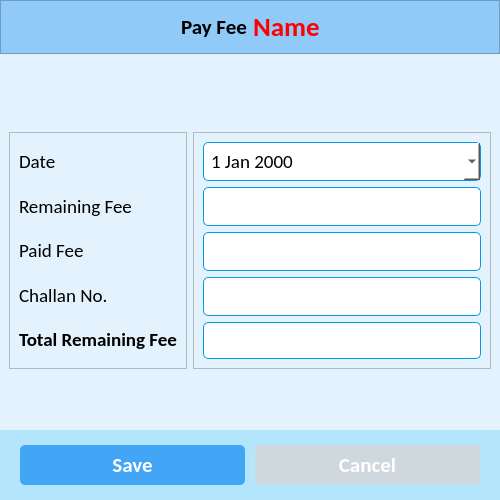
This is ui/pay_fee.ui in CodeWithEhtisham/School-Software as Qt 5 draws it before an edit. The edited form follows.
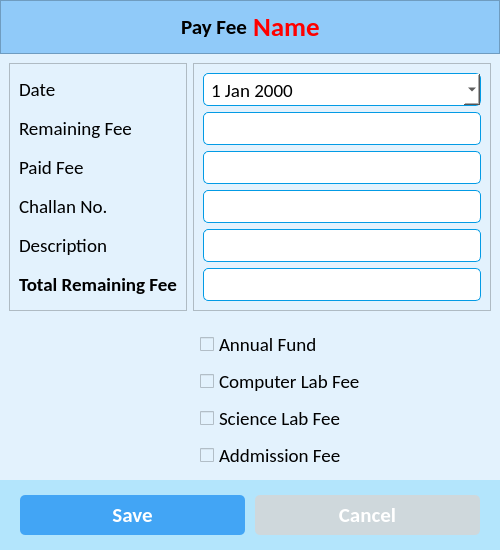
This is the edited form. Icons and pictures are not drawn.

```diff
--- a/ui/pay_fee.ui
+++ b/ui/pay_fee.ui
@@ -7,13 +7,13 @@
     <x>0</x>
     <y>0</y>
     <width>500</width>
-    <height>500</height>
+    <height>550</height>
    </rect>
   </property>
   <property name="minimumSize">
    <size>
     <width>500</width>
-    <height>500</height>
+    <height>550</height>
    </size>
   </property>
   <property name="windowTitle">
@@ -213,6 +213,19 @@
             </property>
            </widget>
           </item>
+          <item>
+           <widget class="QLabel" name="label_2">
+            <property name="font">
+             <font>
+              <family>Calibri</family>
+              <pointsize>14</pointsize>
+             </font>
+            </property>
+            <property name="text">
+             <string>Description</string>
+            </property>
+           </widget>
+          </item>
           <item>
            <widget class="QLabel" name="label_14">
             <property name="font">
@@ -286,6 +299,16 @@
             </property>
            </widget>
           </item>
+          <item>
+           <widget class="QLineEdit" name="txt_description">
+            <property name="font">
+             <font>
+              <family>Calibri</family>
+              <pointsize>14</pointsize>
+             </font>
+            </property>
+           </widget>
+          </item>
           <item>
            <widget class="QLineEdit" name="txt_total_remaining">
             <property name="font">
@@ -306,6 +329,70 @@
       </layout>
      </widget>
     </item>
+    <item>
+     <widget class="QWidget" name="widget" native="true">
+      <property name="layoutDirection">
+       <enum>Qt::LeftToRight</enum>
+      </property>
+      <layout class="QVBoxLayout" name="verticalLayout_4">
+       <property name="leftMargin">
+        <number>200</number>
+       </property>
+       <item>
+        <widget class="QCheckBox" name="cb_annual_fund">
+         <property name="font">
+          <font>
+           <family>Calibri</family>
+           <pointsize>14</pointsize>
+          </font>
+         </property>
+         <property name="text">
+          <string>Annual Fund</string>
+         </property>
+        </widget>
+       </item>
+       <item>
+        <widget class="QCheckBox" name="cb_comp_lab_fee">
+         <property name="font">
+          <font>
+           <family>Calibri</family>
+           <pointsize>14</pointsize>
+          </font>
+         </property>
+         <property name="text">
+          <string>Computer Lab Fee</string>
+         </property>
+        </widget>
+       </item>
+       <item>
+        <widget class="QCheckBox" name="cb_science_lab_fee">
+         <property name="font">
+          <font>
+           <family>Calibri</family>
+           <pointsize>14</pointsize>
+          </font>
+         </property>
+         <property name="text">
+          <string>Science Lab Fee</string>
+         </property>
+        </widget>
+       </item>
+       <item>
+        <widget class="QCheckBox" name="cb_addmission_fee">
+         <property name="font">
+          <font>
+           <family>Calibri</family>
+           <pointsize>14</pointsize>
+          </font>
+         </property>
+         <property name="text">
+          <string>Addmission Fee</string>
+         </property>
+        </widget>
+       </item>
+      </layout>
+     </widget>
+    </item>
     <item alignment="Qt::AlignBottom">
      <widget class="QWidget" name="bottom_widget" native="true">
       <layout class="QHBoxLayout" name="horizontalLayout_3">
```
Left out of the diff: 10 changed lines with no effect on the pictures.
